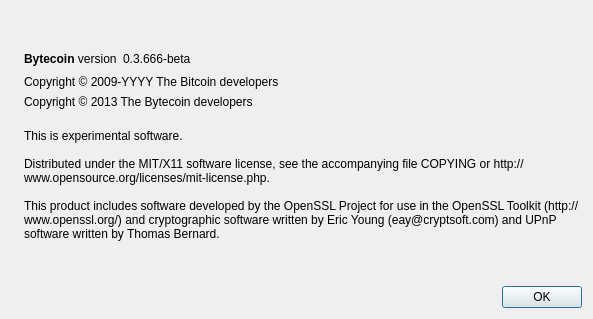
First picture: the form in src/qt/forms/aboutdialog.ui, repository ahmedbodi/Bytecoin-MM, before the edit.
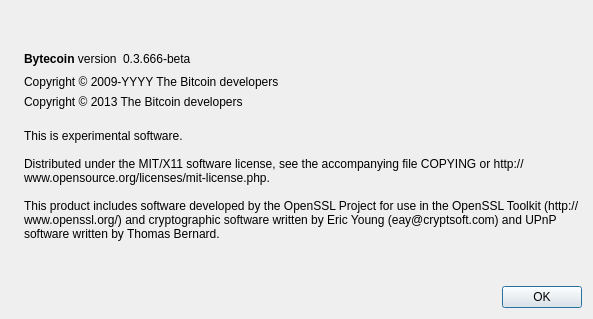
Second picture: the form after the edit. Icons and pictures are not drawn.

Commit message: Changed references of 'bitcoin' to 'bytecoin'

The edit to the form file:
```diff
--- a/src/qt/forms/aboutdialog.ui
+++ b/src/qt/forms/aboutdialog.ui
@@ -110,7 +110,7 @@
          <bool>true</bool>
         </property>
         <property name="text">
-         <string>Copyright &amp;copy; 2013 The Bytecoin developers</string>
+         <string>Copyright &amp;copy; 2013 The Bitcoin developers</string>
         </property>
         <property name="textFormat">
          <enum>Qt::RichText</enum>
```
Left out of the diff: 4 changed lines with no effect on the pictures. The commit also changes 306 other files.
